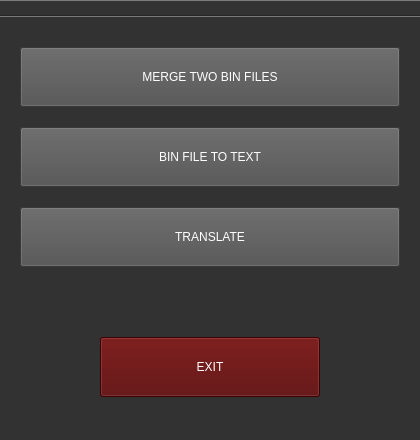
Old version of the form forms/mainwindow.ui in the repository psv-git/BDOLang.
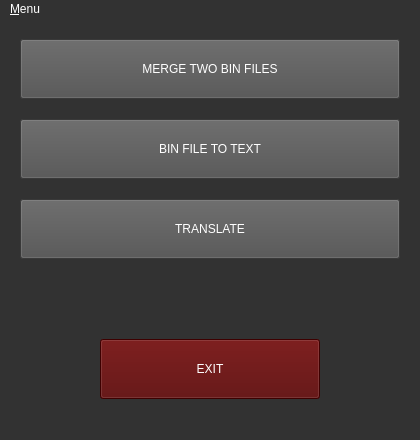
New version of the form. Custom widgets are drawn as their Qt base class.

The edit to the form file:
```diff
--- a/forms/mainwindow.ui
+++ b/forms/mainwindow.ui
@@ -10,6 +10,12 @@
     <height>440</height>
    </rect>
   </property>
+  <property name="sizePolicy">
+   <sizepolicy hsizetype="Fixed" vsizetype="Fixed">
+    <horstretch>0</horstretch>
+    <verstretch>0</verstretch>
+   </sizepolicy>
+  </property>
   <property name="minimumSize">
    <size>
     <width>420</width>
@@ -39,7 +45,7 @@
     <property name="geometry">
      <rect>
       <x>20</x>
-      <y>190</y>
+      <y>180</y>
       <width>380</width>
       <height>60</height>
      </rect>
@@ -63,11 +69,20 @@
     <property name="geometry">
      <rect>
       <x>20</x>
-      <y>30</y>
+      <y>20</y>
       <width>380</width>
       <height>60</height>
      </rect>
     </property>
+    <property name="sizePolicy">
+     <sizepolicy hsizetype="Fixed" vsizetype="Fixed">
+      <horstretch>0</horstretch>
+      <verstretch>0</verstretch>
+     </sizepolicy>
+    </property>
+    <property name="focusPolicy">
+     <enum>Qt::TabFocus</enum>
+    </property>
     <property name="styleSheet">
      <string notr="true">color: rgb(255, 255, 255);
 background-color: rgb(80, 80, 80);
@@ -81,7 +96,7 @@
     <property name="geometry">
      <rect>
       <x>20</x>
-      <y>110</y>
+      <y>100</y>
       <width>380</width>
       <height>60</height>
      </rect>
@@ -114,21 +129,48 @@
     </property>
    </widget>
   </widget>
-  <widget class="QToolBar" name="mainToolBar">
-   <property name="movable">
-    <bool>false</bool>
-   </property>
-   <property name="floatable">
-    <bool>false</bool>
-   </property>
-   <attribute name="toolBarArea">
-    <enum>TopToolBarArea</enum>
-   </attribute>
-   <attribute name="toolBarBreak">
-    <bool>false</bool>
-   </attribute>
-  </widget>
   <widget class="QStatusBar" name="statusBar"/>
+  <widget class="QMenuBar" name="menuBar">
+   <property name="focusPolicy">
+    <enum>Qt::NoFocus</enum>
+   </property>
+   <property name="contextMenuPolicy">
+    <enum>Qt::CustomContextMenu</enum>
+   </property>
+   <property name="styleSheet">
+    <string notr="true">font: 12pt &quot;Arial Black&quot;;
+color: rgb(255, 255, 255);</string>
+   </property>
+   <widget class="QMenu" name="menuMenu">
+    <property name="geometry">
+     <rect>
+      <x>348</x>
+      <y>113</y>
+      <width>200</width>
+      <height>124</height>
+     </rect>
+    </property>
+    <property name="focusPolicy">
+     <enum>Qt::NoFocus</enum>
+    </property>
+    <property name="title">
+     <string>&amp;Menu</string>
+    </property>
+    <addaction name="actionLanguage"/>
+    <addaction name="actionAbout"/>
+   </widget>
+   <addaction name="menuMenu"/>
+  </widget>
+  <action name="actionLanguage">
+   <property name="text">
+    <string>Language</string>
+   </property>
+  </action>
+  <action name="actionAbout">
+   <property name="text">
+    <string>About</string>
+   </property>
+  </action>
  </widget>
  <layoutdefault spacing="6" margin="11"/>
  <customwidgets>
```
Left out of the diff: 15 changed lines with no effect on the pictures.
